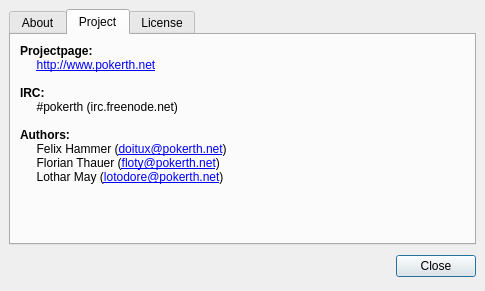
The window that src/gui/qt/aboutpokerth.ui (pokerth/pokerth) describes before a commit, drawn with Qt 5.
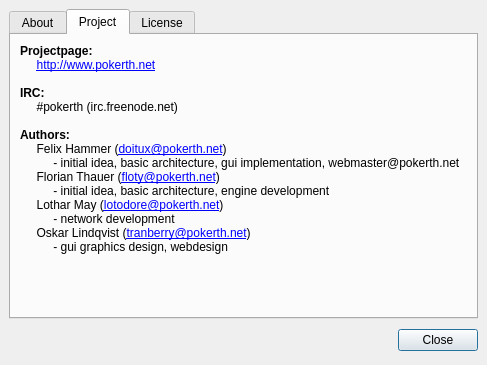
The same window after the commit. The open tabs and pages were chosen to show the change.

The edit to the form file:
```diff
--- a/src/gui/qt/aboutpokerth.ui
+++ b/src/gui/qt/aboutpokerth.ui
@@ -5,8 +5,8 @@
    <rect>
     <x>0</x>
     <y>0</y>
-    <width>485</width>
-    <height>291</height>
+    <width>487</width>
+    <height>365</height>
    </rect>
   </property>
   <property name="windowTitle" >
@@ -97,8 +97,16 @@
 &lt;p style="-qt-paragraph-type:empty; margin-top:0px; margin-bottom:0px; margin-left:0px; margin-right:0px; -qt-block-indent:0; text-indent:0px;">&lt;/p>
 &lt;p style=" margin-top:0px; margin-bottom:0px; margin-left:0px; margin-right:0px; -qt-block-indent:0; text-indent:0px;">&lt;span style=" font-weight:600;">Authors: &lt;/span>&lt;/p>
 &lt;p style=" margin-top:0px; margin-bottom:0px; margin-left:0px; margin-right:0px; -qt-block-indent:0; text-indent:0px;">     Felix Hammer (&lt;a href="mailto:doitux@pokerth.net">&lt;span style=" text-decoration: underline; color:#0000ff;">doitux@pokerth.net&lt;/span>&lt;/a>)&lt;/p>
+&lt;p style=" margin-top:0px; margin-bottom:0px; margin-left:0px; margin-right:0px; -qt-block-indent:0; text-indent:0px;">          - initial idea, basic architecture, gui implementation, webmaster@pokerth.net&lt;/p>
 &lt;p style=" margin-top:0px; margin-bottom:0px; margin-left:0px; margin-right:0px; -qt-block-indent:0; text-indent:0px;">     Florian Thauer (&lt;a href="mailto:floty@pokerth.net">&lt;span style=" text-decoration: underline; color:#0000ff;">floty@pokerth.net&lt;/span>&lt;/a>)&lt;/p>
-&lt;p style=" margin-top:0px; margin-bottom:0px; margin-left:0px; margin-right:0px; -qt-block-indent:0; text-indent:0px;">     Lothar May (&lt;a href="mailto:lotodore@pokerth.net">&lt;span style=" text-decoration: underline; color:#0000ff;">lotodore@pokerth.net&lt;/span>&lt;/a>)&lt;/p>&lt;/body>&lt;/html></string>
+&lt;p style=" margin-top:0px; margin-bottom:0px; margin-left:0px; margin-right:0px; -qt-block-indent:0; text-indent:0px;">          - initial idea, basic architecture, engine development&lt;/p>
+&lt;p style=" margin-top:0px; margin-bottom:0px; margin-left:0px; margin-right:0px; -qt-block-indent:0; text-indent:0px;">     Lothar May (&lt;a href="mailto:lotodore@pokerth.net">&lt;span style=" text-decoration: underline; color:#0000ff;">lotodore@pokerth.net&lt;/span>&lt;/a>)&lt;/p>
+&lt;p style=" margin-top:0px; margin-bottom:0px; margin-left:0px; margin-right:0px; -qt-block-indent:0; text-indent:0px;">          - network development&lt;/p>
+&lt;p style=" margin-top:0px; margin-bottom:0px; margin-left:0px; margin-right:0px; -qt-block-indent:0; text-indent:0px;">     Oskar Lindqvist (&lt;a href="mailto:tranberry@pokerth.net">&lt;span style=" text-decoration: underline; color:#0000ff;">tranberry@pokerth.net&lt;/span>&lt;/a>)&lt;/p>
+&lt;p style=" margin-top:0px; margin-bottom:0px; margin-left:0px; margin-right:0px; -qt-block-indent:0; text-indent:0px;">          - gui graphics design, webdesign&lt;/p>&lt;/body>&lt;/html></string>
+         </property>
+         <property name="wordWrap" >
+          <bool>true</bool>
          </property>
         </widget>
        </item>
```
